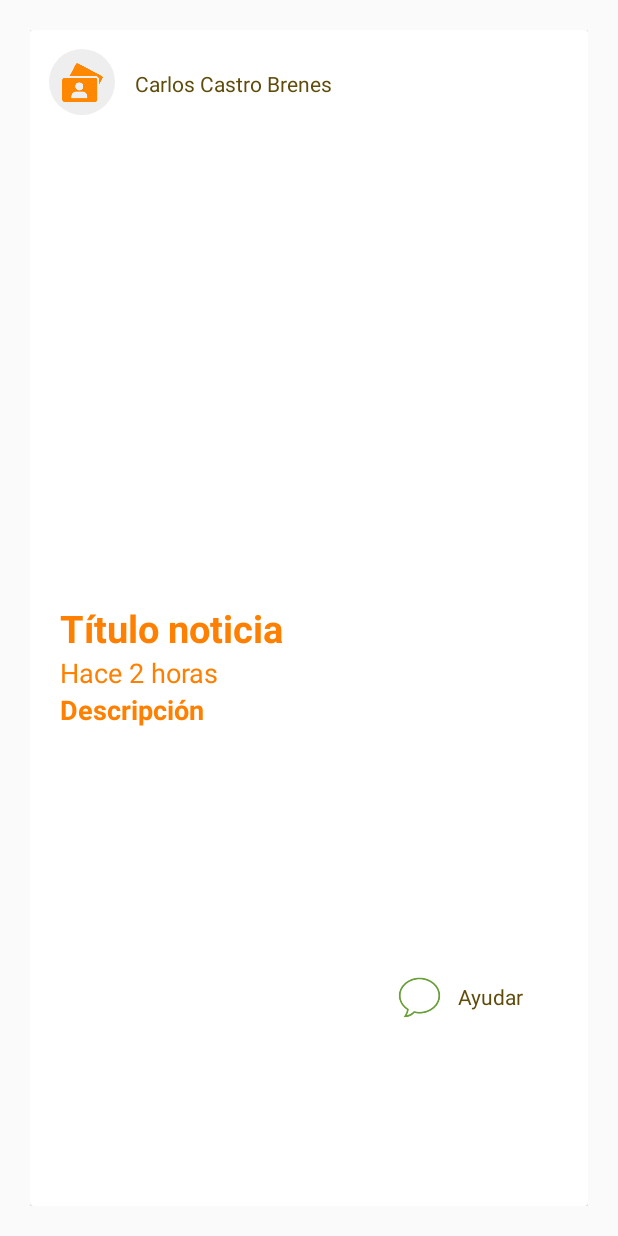
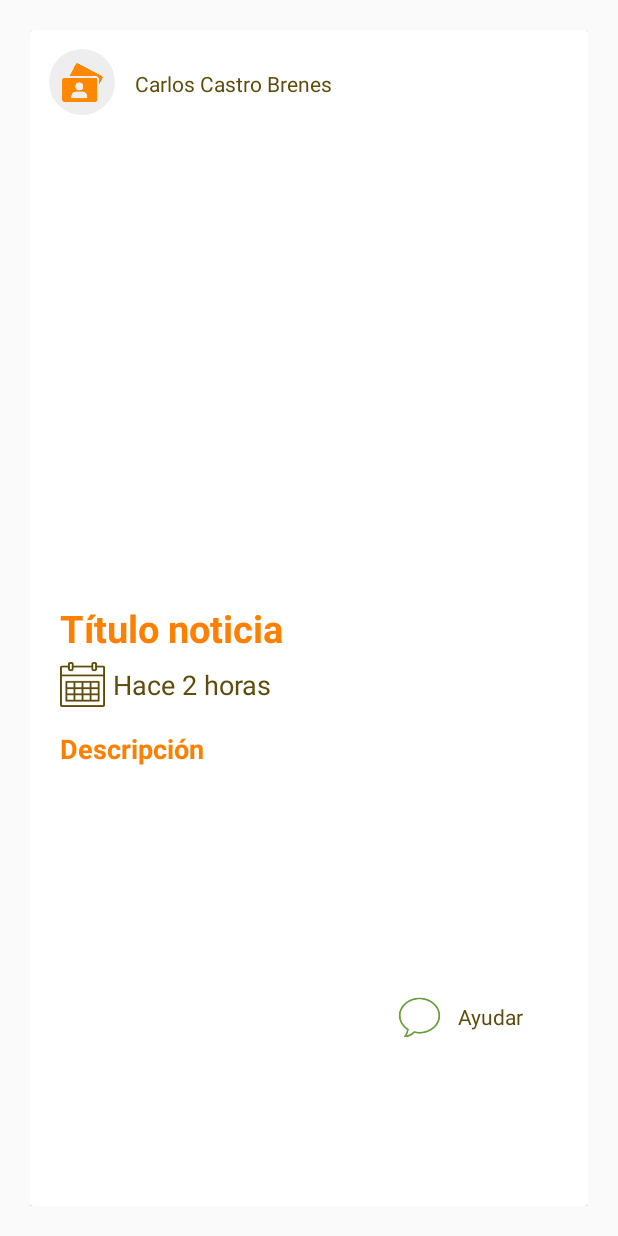
Before and after one commit to Find3r/Android-Mobile-App, an Android app: the layout noticia_item.xml on its own in the app's theme, with its tools: preview values and no code run, on a phone screen of 412 x 824 dp. Run offline under Robolectric (Android 15) with nearby library versions, the phone set to English and light mode, and no system bars; plain views replace PhotoView.

Commit message:
1 - Se agrega imagen de calendario 2 - En item noticia se agrega imagen a la par de la fecha

```diff
--- a/app/src/main/res/layout/noticia_item.xml
+++ b/app/src/main/res/layout/noticia_item.xml
@@ -70,21 +70,45 @@
                 android:text="@string/name"
                 android:textStyle="bold" />
 
-            <TextView
-                android:id="@+id/txtvFechaNoticia"
-                android:layout_width="wrap_content"
-                android:layout_height="wrap_content"
-                android:layout_below="@id/txtvNombreNoticia"
-                android:textColor="@color/anaranjado"
-                android:layout_marginLeft="20dp"
-                android:textSize="18dp"
-                android:text="Hace 2 horas" />
+
+
+
+
+            <LinearLayout
+                android:id="@+id/layInfoFecha"
+                android:layout_width="fill_parent"
+                android:layout_height="40dp"
+                android:layout_marginTop="5dp"
+                android:layout_marginBottom="5dp"
+                android:layout_below="@id/txtvNombreNoticia">
+
+                <ImageView
+                    android:layout_width="30dp"
+                    android:layout_height="30dp"
+                    android:src="@drawable/calendar"
+                    android:layout_below="@id/txtvNombreNoticia"
+                    android:layout_marginLeft="20dp"/>
+
+                <TextView
+                    android:id="@+id/txtvFechaNoticia"
+                    android:layout_width="wrap_content"
+                    android:layout_height="30dp"
+                    android:textColor="@color/cafeoscuro"
+                    android:textSize="18dp"
+                    android:text="Hace 2 horas"
+                    android:layout_marginLeft="5dp"
+                    android:gravity="center_vertical" />
+
+
+
+
+            </LinearLayout>
 
             <TextView
                 android:id="@+id/txtvInsDescripcion"
                 android:layout_width="match_parent"
                 android:layout_height="wrap_content"
-                android:layout_below="@id/txtvFechaNoticia"
+                android:layout_below="@id/layInfoFecha"
                 android:textColor="@color/anaranjado"
                 android:layout_marginLeft="20dp"
                 android:textSize="18dp"
```
Also changed, not shown: app/src/main/res/drawable-hdpi/calendar.png (added), app/src/main/res/drawable-mdpi/calendar.png (added), app/src/main/res/drawable-xhdpi/calendar.png (added), app/src/main/res/drawable-xxhdpi/calendar.png (added), 1 other file.
